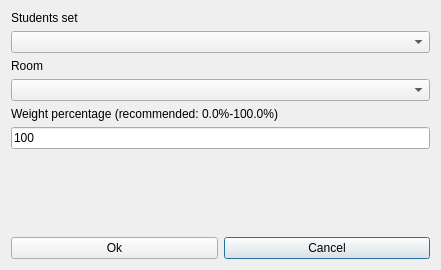
This is fet/src/interface/modifyconstraintstudentssethomeroomform_template.ui in vonmecheln/fet as Qt 5 draws it before an edit. The edited form follows.
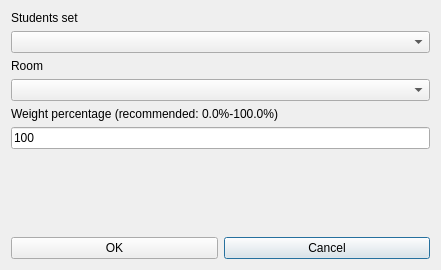
This is the edited form.

The edit to the form file:
```diff
--- a/fet/src/interface/modifyconstraintstudentssethomeroomform_template.ui
+++ b/fet/src/interface/modifyconstraintstudentssethomeroomform_template.ui
@@ -24,7 +24,7 @@
    <item row="7" column="0">
     <widget class="QPushButton" name="okPushButton">
      <property name="text">
-      <string>Ok</string>
+      <string>OK</string>
      </property>
     </widget>
    </item>
```
